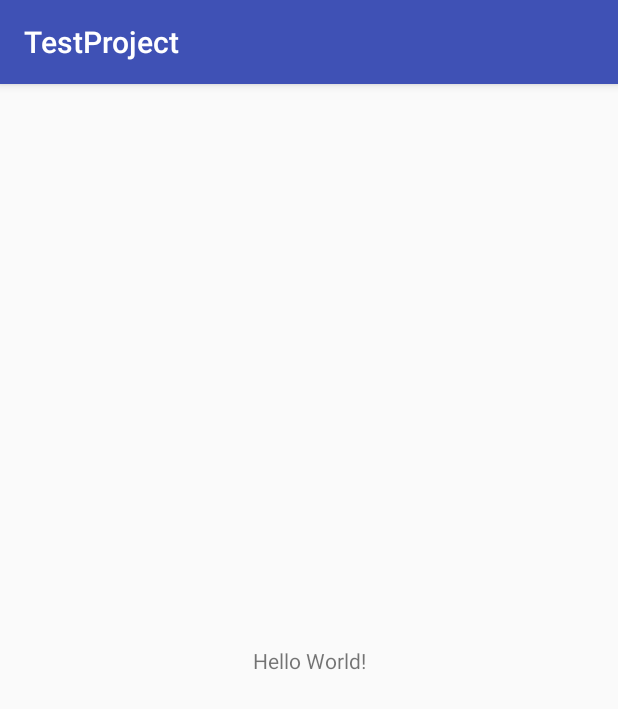
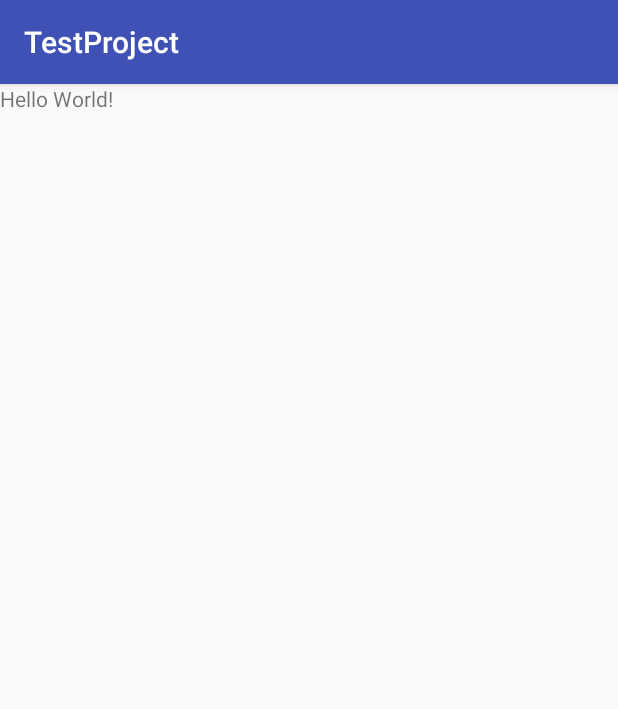
Before and after one commit to maheshbhalerao/TestProject, an Android app: the screen it shows after launch (MainActivity), on a phone screen of 412 x 824 dp. Shown: the top 709 px of the screen. Run offline under Robolectric (Android 15) with nearby library versions, the phone set to English and light mode, and no system bars.

Commit message:
Cleaned unnecessary code..

```diff
--- a/app/src/main/java/in/a247software/testproject/MainActivity.java
+++ b/app/src/main/java/in/a247software/testproject/MainActivity.java
@@ -1,7 +1,7 @@
 package in.a247software.testproject;
 
+import android.os.Bundle;
 import android.support.v7.app.AppCompatActivity;
-import android.os.Bundle;
 
 public class MainActivity extends AppCompatActivity {
 
@@ -9,7 +9,5 @@ public class MainActivity extends AppCompatActivity {
     protected void onCreate(Bundle savedInstanceState) {
         super.onCreate(savedInstanceState);
         setContentView(R.layout.activity_main);
-
-        System.out.println("Testing 123");
     }
 }
--- a/app/src/main/res/layout/activity_main.xml
+++ b/app/src/main/res/layout/activity_main.xml
@@ -1,6 +1,5 @@
 <?xml version="1.0" encoding="utf-8"?>
-<android.support.constraint.ConstraintLayout xmlns:android="http://schemas.android.com/apk/res/android"
-    xmlns:app="http://schemas.android.com/apk/res-auto"
+<LinearLayout xmlns:android="http://schemas.android.com/apk/res/android"
     xmlns:tools="http://schemas.android.com/tools"
     android:layout_width="match_parent"
     android:layout_height="match_parent"
@@ -9,10 +8,5 @@
     <TextView
         android:layout_width="wrap_content"
         android:layout_height="wrap_content"
-        android:text="Hello World!"
-        app:layout_constraintBottom_toBottomOf="parent"
-        app:layout_constraintLeft_toLeftOf="parent"
-        app:layout_constraintRight_toRightOf="parent"
-        app:layout_constraintTop_toTopOf="parent" />
-
-</android.support.constraint.ConstraintLayout>
+        android:text="Hello World!" />
+</LinearLayout>
```
